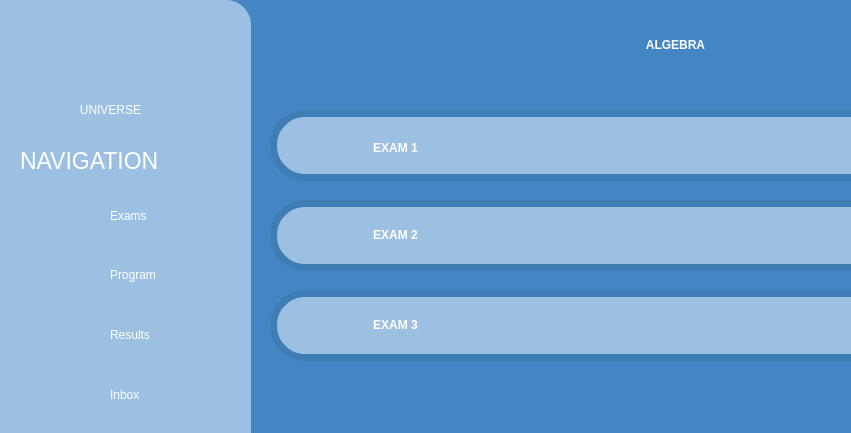
Old version of the form AGUniverse/presentationLayer/algebra.ui in the repository codingburgas/sprint-eschool-ag-universe; both pictures show x 0 to 851 and y 0 to 433 of the 1100 by 720 pixel window.
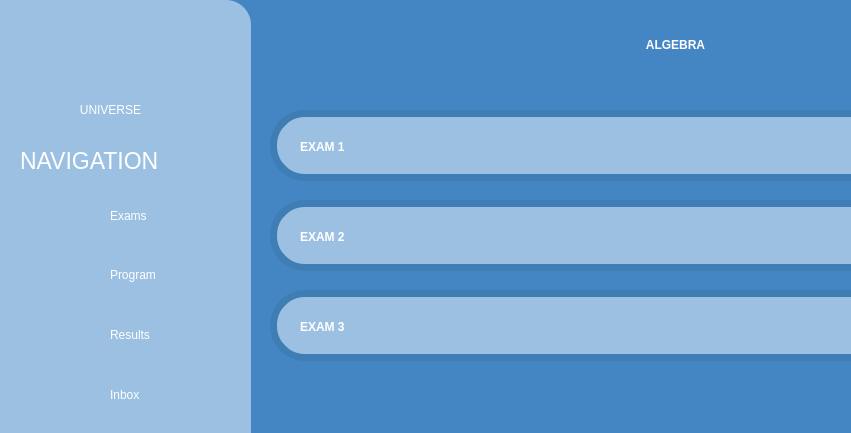
New version of the form. Icons and pictures are not drawn.

Commit message: Finish math exams (Close #28)

What changed in the file:
```diff
--- a/AGUniverse/presentationLayer/algebra.ui
+++ b/AGUniverse/presentationLayer/algebra.ui
@@ -433,9 +433,9 @@
   <widget class="QLabel" name="Exam1Label">
    <property name="geometry">
     <rect>
-     <x>60</x>
-     <y>103</y>
-     <width>671</width>
+     <x>300</x>
+     <y>102</y>
+     <width>451</width>
      <height>91</height>
     </rect>
    </property>
@@ -445,15 +445,15 @@
 font: 45pt &quot;Aura&quot;;</string>
    </property>
    <property name="text">
-    <string>&lt;html&gt;&lt;head/&gt;&lt;body&gt;&lt;p align=&quot;center&quot;&gt;EXAM 1&lt;/p&gt;&lt;/body&gt;&lt;/html&gt;</string>
+    <string>&lt;html&gt;&lt;head/&gt;&lt;body&gt;&lt;p&gt;EXAM 1&lt;/p&gt;&lt;/body&gt;&lt;/html&gt;</string>
    </property>
   </widget>
   <widget class="QLabel" name="Exam2Label">
    <property name="geometry">
     <rect>
-     <x>60</x>
-     <y>190</y>
-     <width>671</width>
+     <x>300</x>
+     <y>192</y>
+     <width>451</width>
      <height>91</height>
     </rect>
    </property>
@@ -463,25 +463,26 @@
 font: 45pt &quot;Aura&quot;;</string>
    </property>
    <property name="text">
-    <string>&lt;html&gt;&lt;head/&gt;&lt;body&gt;&lt;p align=&quot;center&quot;&gt;EXAM 2&lt;/p&gt;&lt;/body&gt;&lt;/html&gt;</string>
+    <string>&lt;html&gt;&lt;head/&gt;&lt;body&gt;&lt;p&gt;EXAM 2&lt;/p&gt;&lt;/body&gt;&lt;/html&gt;</string>
    </property>
   </widget>
   <widget class="QLabel" name="Exam3Label">
    <property name="geometry">
     <rect>
-     <x>60</x>
-     <y>280</y>
-     <width>671</width>
+     <x>300</x>
+     <y>282</y>
+     <width>451</width>
      <height>91</height>
     </rect>
    </property>
    <property name="styleSheet">
     <string notr="true">color:white;
 font-weight:bold;
-font: 45pt &quot;Aura&quot;;</string>
+font: 45pt &quot;Aura&quot;;
+text-align:left;</string>
    </property>
    <property name="text">
-    <string>&lt;html&gt;&lt;head/&gt;&lt;body&gt;&lt;p align=&quot;center&quot;&gt;EXAM 3&lt;/p&gt;&lt;/body&gt;&lt;/html&gt;</string>
+    <string>&lt;html&gt;&lt;head/&gt;&lt;body&gt;&lt;p&gt;EXAM 3&lt;/p&gt;&lt;/body&gt;&lt;/html&gt;</string>
    </property>
   </widget>
   <widget class="QPushButton" name="algebraButton2">
```
Left out of the diff: 6 changed lines with no effect on the pictures. The commit also changes 12 other files.
